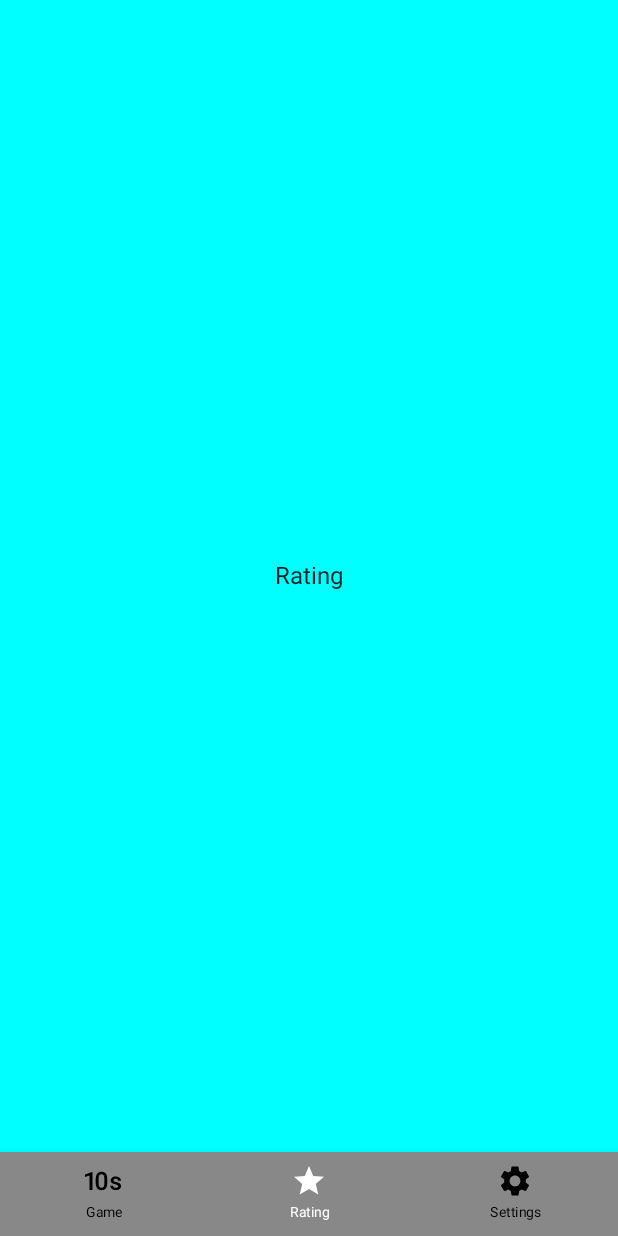
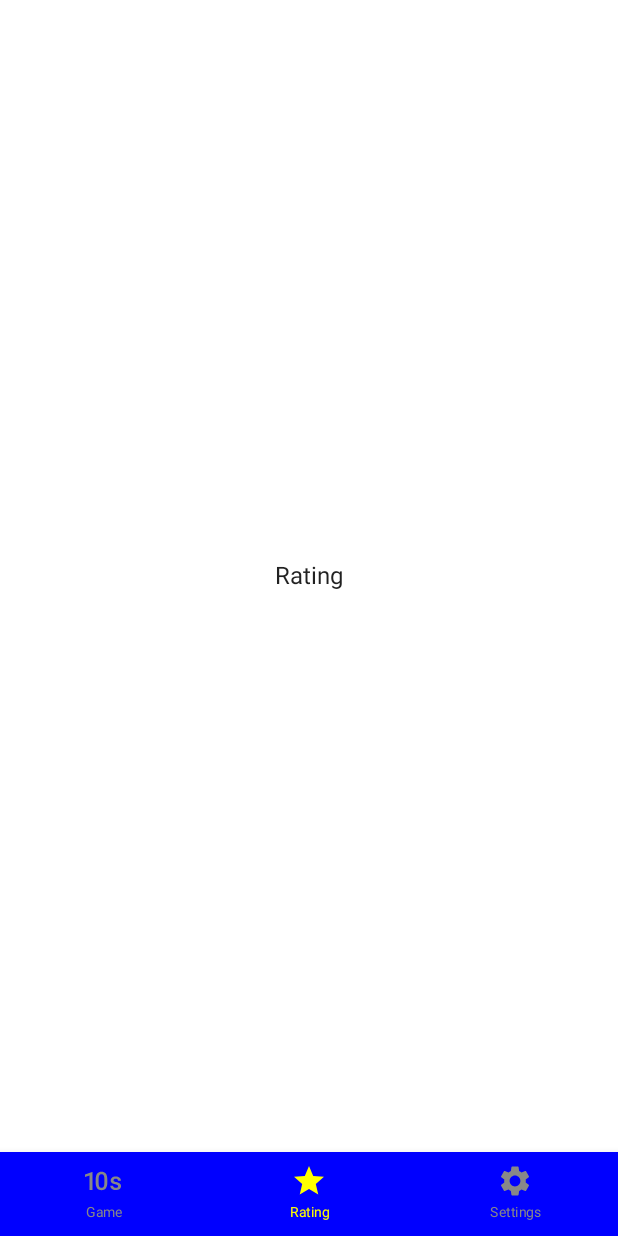
Before and after one commit to fedorov-andrii-andriiovych/10SecondsChallenge-Compose, an Android app built with Jetpack Compose: the RatingScreen screen opened through its navigation route, on a phone screen of 412 x 824 dp. Run offline under Robolectric (Android 15) with nearby library versions, the phone set to English and light mode, and no system bars.

Commit message:
update GameScreen, add viewModel and start, reset timer functions . Add SharedPref for save best result

```diff
--- a/app/build.gradle
+++ b/app/build.gradle
@@ -47,6 +47,7 @@ android {
 }
 
 dependencies {
+    implementation 'androidx.lifecycle:lifecycle-viewmodel-compose:2.6.1'
     implementation 'androidx.navigation:navigation-compose:2.5.3'
     implementation 'androidx.core:core-ktx:1.10.0'
     implementation 'androidx.lifecycle:lifecycle-runtime-ktx:2.6.1'
--- a/app/src/main/AndroidManifest.xml
+++ b/app/src/main/AndroidManifest.xml
@@ -12,10 +12,11 @@
         android:theme="@style/Theme.TenSeconds"
         tools:targetApi="31">
         <activity
+            android:screenOrientation="portrait"
             android:name=".MainActivity"
             android:exported="true"
-            android:label="@string/app_name"
-            android:theme="@style/Theme.TenSeconds">
+            android:theme="@style/Theme.TenSeconds"
+            tools:ignore="LockedOrientationActivity">
             <intent-filter>
                 <action android:name="android.intent.action.MAIN" />
 
--- a/app/src/main/java/com/fedorov/andrii/andriiovych/tenseconds/MainActivity.kt
+++ b/app/src/main/java/com/fedorov/andrii/andriiovych/tenseconds/MainActivity.kt
@@ -1,18 +1,40 @@
 package com.fedorov.andrii.andriiovych.tenseconds
 
+import android.content.SharedPreferences
 import android.os.Bundle
 import androidx.activity.ComponentActivity
 import androidx.activity.compose.setContent
+import androidx.lifecycle.ViewModelProvider
 import com.fedorov.andrii.andriiovych.tenseconds.bottomnavigation.MainScreen
 import com.fedorov.andrii.andriiovych.tenseconds.ui.theme.TenSecondsTheme
 
 class MainActivity : ComponentActivity() {
+    lateinit var viewModel: MainViewModel
+    lateinit var sp:SharedPreferences
     override fun onCreate(savedInstanceState: Bundle?) {
         super.onCreate(savedInstanceState)
+        viewModel = ViewModelProvider(this)[MainViewModel::class.java]
+        sp = getSharedPreferences("sp", MODE_PRIVATE)
         setContent {
             TenSecondsTheme {
                     MainScreen()
                 }
             }
         }
+
+    override fun onPause() {
+        super.onPause()
+        sp.edit().putString(BEST_RESULT,viewModel.bestResult.value).apply()
     }
+
+    override fun onResume() {
+        super.onResume()
+        val result = sp.getString(BEST_RESULT,"0")
+        viewModel.bestResult.value = result!!
+    }
+
+
+    companion object{
+        const val BEST_RESULT = "bestResult"
+    }
+    }
--- a/app/src/main/java/com/fedorov/andrii/andriiovych/tenseconds/bottomnavigation/BottomNavigation.kt
+++ b/app/src/main/java/com/fedorov/andrii/andriiovych/tenseconds/bottomnavigation/BottomNavigation.kt
@@ -22,7 +22,7 @@ fun BottomNavigation(
         BottomItem.Screen3
     )
     androidx.compose.material.BottomNavigation(
-        backgroundColor = Color.Gray
+        backgroundColor = Color.Blue
     ) {
         val backStackEntry by navController.currentBackStackEntryAsState()
         val currentRoute = backStackEntry?.destination?.route
@@ -41,8 +41,8 @@ fun BottomNavigation(
                 label = {
                     Text(text = item.title, fontSize = 9.sp)
                 },
-                selectedContentColor = Color.White,
-                unselectedContentColor = Color.Black
+                selectedContentColor = Color.Yellow,
+                unselectedContentColor = Color.Gray
             )
         }
     }
--- a/app/src/main/java/com/fedorov/andrii/andriiovych/tenseconds/bottomnavigation/MainScreen.kt
+++ b/app/src/main/java/com/fedorov/andrii/andriiovych/tenseconds/bottomnavigation/MainScreen.kt
@@ -6,11 +6,14 @@ import androidx.compose.foundation.layout.padding
 import androidx.compose.material.Scaffold
 import androidx.compose.runtime.Composable
 import androidx.compose.ui.Modifier
+import androidx.lifecycle.viewmodel.compose.viewModel
 import androidx.navigation.compose.rememberNavController
+import com.fedorov.andrii.andriiovych.tenseconds.MainViewModel
 
 
 @Composable
 fun MainScreen() {
+
     val navController = rememberNavController()
     Scaffold(
         bottomBar = {
--- a/app/src/main/java/com/fedorov/andrii/andriiovych/tenseconds/bottomnavigation/NavGraph.kt
+++ b/app/src/main/java/com/fedorov/andrii/andriiovych/tenseconds/bottomnavigation/NavGraph.kt
@@ -1,9 +1,12 @@
 package com.fedorov.andrii.andriiovych.tenseconds.bottomnavigation
 
 import androidx.compose.runtime.Composable
+import androidx.compose.ui.Modifier
+import androidx.lifecycle.viewmodel.compose.viewModel
 import androidx.navigation.NavHostController
 import androidx.navigation.compose.NavHost
 import androidx.navigation.compose.composable
+import com.fedorov.andrii.andriiovych.tenseconds.MainViewModel
 import com.fedorov.andrii.andriiovych.tenseconds.bottomnavigation.screens.GameScreen
 import com.fedorov.andrii.andriiovych.tenseconds.bottomnavigation.screens.RatingScreen
 import com.fedorov.andrii.andriiovych.tenseconds.bottomnavigation.screens.SettingsScreen
@@ -12,12 +15,13 @@ import com.fedorov.andrii.andriiovych.tenseconds.bottomnavigation.screens.Settin
 fun NavGraph(
     navHostController: NavHostController
 ) {
+    val mainViewModel: MainViewModel = viewModel()
     NavHost(
         navController = navHostController,
         startDestination = BottomItem.SCREEN_MAIN
     ) {
         composable(BottomItem.SCREEN_MAIN) {
-            GameScreen()
+            GameScreen(Modifier,mainViewModel)
         }
         composable(BottomItem.SCREEN_RATING){
             RatingScreen()
--- a/app/src/main/java/com/fedorov/andrii/andriiovych/tenseconds/bottomnavigation/screens/GameScreen.kt
+++ b/app/src/main/java/com/fedorov/andrii/andriiovych/tenseconds/bottomnavigation/screens/GameScreen.kt
@@ -1,84 +1,129 @@
 package com.fedorov.andrii.andriiovych.tenseconds.bottomnavigation.screens
 
-import android.util.Log
+import androidx.compose.foundation.BorderStroke
 import androidx.compose.foundation.background
+import androidx.compose.foundation.border
 import androidx.compose.foundation.layout.*
+import androidx.compose.foundation.shape.RoundedCornerShape
 import androidx.compose.material.Button
-import androidx.compose.material.ButtonColors
 import androidx.compose.material.ButtonDefaults
 import androidx.compose.material.Text
-import androidx.compose.runtime.*
+import androidx.compose.runtime.Composable
 import androidx.compose.ui.Alignment
 import androidx.compose.ui.Modifier
+import androidx.compose.ui.draw.clip
 import androidx.compose.ui.graphics.Color
-import androidx.compose.ui.text.font.FontStyle
 import androidx.compose.ui.text.font.FontWeight
 import androidx.compose.ui.text.style.TextAlign
 import androidx.compose.ui.unit.dp
 import androidx.compose.ui.unit.sp
-import androidx.lifecycle.Lifecycle
-import com.fedorov.andrii.andriiovych.tenseconds.Stopwatch
-import kotlinx.coroutines.delay
-import kotlinx.coroutines.isActive
+import com.fedorov.andrii.andriiovych.tenseconds.MainViewModel
 
 @Composable
-fun GameScreen() {
-    var isRunning by remember { mutableStateOf(false) }
-    var elapsedTime by remember { mutableStateOf(0L) }
-
+fun GameScreen(modifier: Modifier, mainViewModel: MainViewModel) {
     Box(
         Modifier
-            .background(Color.Cyan)
+            .background(Color.White)
             .fillMaxSize()
     ) {
-
         Column(
             Modifier.fillMaxSize(),
             verticalArrangement = Arrangement.SpaceBetween,
             horizontalAlignment = Alignment.CenterHorizontally
         ) {
+            Box(
+                modifier = modifier
+                    .clip(shape = RoundedCornerShape(bottomEnd = 50.dp, bottomStart = 50.dp))
+                    .fillMaxWidth()
+                    .background(Color.Blue),
+                contentAlignment = Alignment.Center
+            ) {
                 Text(
                     modifier = Modifier
-                    .padding(top = 32.dp)
-                    .wrapContentSize(),
-                text = "10 Seconds",
+                        .padding(top = 16.dp, bottom = 16.dp)
+                        .fillMaxWidth(),
+                    text = "10 Seconds Challenge",
                     textAlign = TextAlign.Center,
-                fontSize = 48.sp,
+                    fontSize = 32.sp,
+                    fontWeight = FontWeight.Bold,
+                    color = Color.White
+                )
+            }
+            Box(
+                modifier = Modifier
+                    .padding(24.dp)
+                    .clip(shape = RoundedCornerShape(25.dp))
+                    .background(Color.Blue)
+                    .border(BorderStroke(2.dp, Color.Blue), shape = RoundedCornerShape(25.dp))
+            ) {
+                Column() {
+                    Text(
+                        modifier = Modifier
+                            .fillMaxWidth()
+                            .padding(4.dp),
+                        text = "Best Result",
+                        textAlign = TextAlign.Center,
+                        color = Color.White,
+                        fontSize = 24.sp,
                         fontWeight = FontWeight.Bold
                     )
                     Text(
                         modifier = Modifier
-                    .wrapContentSize(),
-                text = elapsedTime.toString(),
+                            .fillMaxWidth()
+                            .background(Color.White),
+                        text = String.format(
+                            "%.9f",
+                            mainViewModel.bestResult.value.toDouble() / 1_000_000_000.0
+                        ),
                         textAlign = TextAlign.Center,
-                fontSize = 48.sp,
+                        color = Color.Black,
+                        fontSize = 32.sp,
                         fontWeight = FontWeight.Bold
                     )
+                }
+
+            }
+
+            Box(
+                modifier = Modifier
+                    .padding(24.dp)
+                    .clip(shape = RoundedCornerShape(50.dp))
+                    .wrapContentWidth()
+                    .background(Color.White)
+                    .border(BorderStroke(2.dp, Color.Blue), shape = RoundedCornerShape(50.dp))
+                    .padding(top = 50.dp, bottom = 50.dp)
+            ) {
+                Text(
+                    modifier = Modifier
+                        .fillMaxWidth(),
+                    text = if (mainViewModel.elapsedTime.value == "Fail") "Fail" else String.format(
+                        "%.9f",
+                        mainViewModel.elapsedTime.value.toDouble() / 1_000_000_000.0
+                    ),
+                    textAlign = TextAlign.Center,
+                    color = mainViewModel.textColor.value,
+                    fontSize = 40.sp,
+                    fontWeight = FontWeight.Bold
+                )
+            }
 
             Button(
                 onClick = {
-                    isRunning = !isRunning
+                    mainViewModel.resetTimer()
                 },
-                colors = ButtonDefaults.buttonColors(Color.Black),
+                colors = ButtonDefaults.buttonColors(Color.Blue),
                 modifier = Modifier
-                    .padding(32.dp)
-                    .fillMaxWidth()
+                    .fillMaxWidth(),
+                shape = RoundedCornerShape(topEnd = 50.dp, topStart = 50.dp),
+                border = BorderStroke(1.dp, Color.White)
             ) {
                 Text(
-                    text = if (isRunning) "Stop" else "Start",
-                    fontSize = 20.sp,
+                    modifier = modifier.padding(top = 16.dp, bottom = 16.dp),
+                    text = if (mainViewModel.isRunning.value) "Stop" else "Start",
+                    fontSize = 32.sp,
                     color = Color.White
                 )
             }
         }
     }
-    LaunchedEffect(isRunning) {
-        val startTime = System.nanoTime()
-        while (true) {
-            if (isRunning) {
-                elapsedTime = System.nanoTime() - startTime
 }
-            delay(10)
-        }
-    }
-}
--- a/app/src/main/java/com/fedorov/andrii/andriiovych/tenseconds/bottomnavigation/screens/RatingScreen.kt
+++ b/app/src/main/java/com/fedorov/andrii/andriiovych/tenseconds/bottomnavigation/screens/RatingScreen.kt
@@ -12,7 +12,7 @@ import androidx.compose.ui.text.style.TextAlign
 
 @Composable
 fun RatingScreen() {
-    Box(Modifier.background(Color.Cyan)) {
+    Box(Modifier.background(Color.White)) {
         Text(
             modifier = Modifier
                 .fillMaxSize()
--- a/app/src/main/java/com/fedorov/andrii/andriiovych/tenseconds/bottomnavigation/screens/SettingsScreen.kt
+++ b/app/src/main/java/com/fedorov/andrii/andriiovych/tenseconds/bottomnavigation/screens/SettingsScreen.kt
@@ -12,7 +12,7 @@ import androidx.compose.ui.text.style.TextAlign
 
 @Composable
 fun SettingsScreen(){
-    Box(Modifier.background(Color.Cyan)) {
+    Box(Modifier.background(Color.White)) {
         Text(
             modifier = Modifier
                 .fillMaxSize()
```
Also changed, not shown: app/src/main/java/com/fedorov/andrii/andriiovych/tenseconds/MainViewModel.kt (added, +52 -0 lines), app/src/main/java/com/fedorov/andrii/andriiovych/tenseconds/StopWatch.kt (deleted, +0 -20 lines), app/src/main/java/com/fedorov/andrii/andriiovych/tenseconds/test.kt (deleted, +0 -17 lines). Lines whose indentation alone changed are shown as unchanged.
